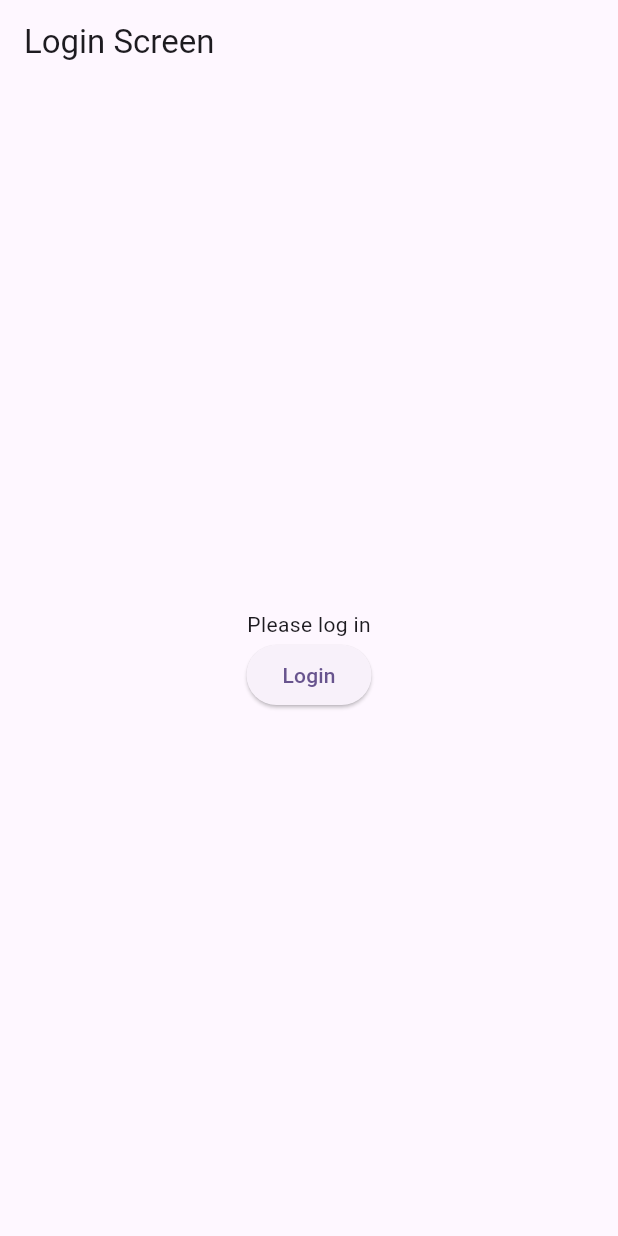
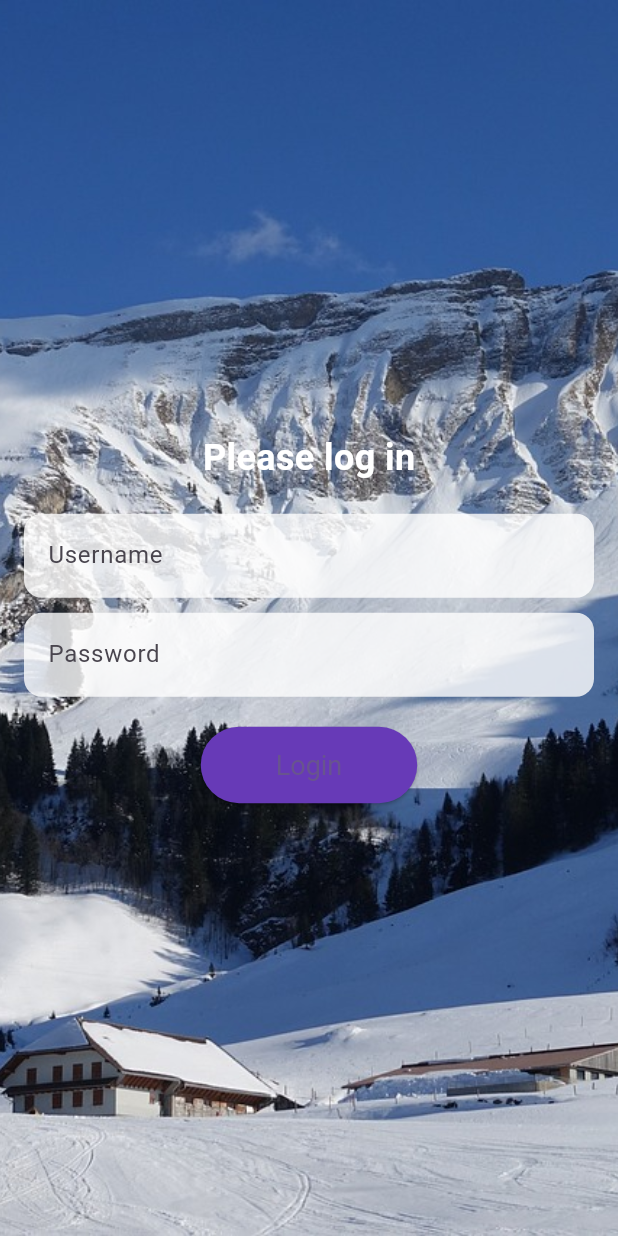
Before and after one commit to seongm1n/snowkorea-project, a Flutter app: the screen it shows after launch, on a phone screen of 412 x 824 dp. Run offline on Flutter 3.47's test engine with Material 3 defaults, Android fonts, the phone set to English and light mode, and no system bars.

Commit message:
update login

```diff
--- a/lib/screens/loginScreen.dart
+++ b/lib/screens/loginScreen.dart
@@ -6,23 +6,74 @@ class LoginScreen extends StatelessWidget {
   @override
   Widget build(BuildContext context) {
     return Scaffold(
-      appBar: AppBar(
-        title: const Text('Login Screen'),
+      body: Stack(
+        children: <Widget>[
+          Container(
+            decoration: const BoxDecoration(
+              image: DecorationImage(
+                image: AssetImage('assets/login_background.jpg'),
+                fit: BoxFit.cover,
               ),
-      body: Center(
+            ),
+          ),
+          Center(
+            child: Padding(
+              padding: const EdgeInsets.all(16.0),
               child: Column(
                 mainAxisAlignment: MainAxisAlignment.center,
                 children: <Widget>[
-            const Text('Please log in'),
+                  const Text(
+                    'Please log in',
+                    style: TextStyle(
+                      fontSize: 24,
+                      fontWeight: FontWeight.bold,
+                      color: Colors.white,
+                    ),
+                  ),
+                  const SizedBox(height: 20),
+                  TextField(
+                    decoration: InputDecoration(
+                      filled: true,
+                      fillColor: Colors.white.withOpacity(0.8),
+                      hintText: 'Username',
+                      border: OutlineInputBorder(
+                        borderRadius: BorderRadius.circular(12),
+                        borderSide: BorderSide.none,
+                      ),
+                    ),
+                  ),
+                  const SizedBox(height: 10),
+                  TextField(
+                    obscureText: true,
+                    decoration: InputDecoration(
+                      filled: true,
+                      fillColor: Colors.white.withOpacity(0.8),
+                      hintText: 'Password',
+                      border: OutlineInputBorder(
+                        borderRadius: BorderRadius.circular(12),
+                        borderSide: BorderSide.none,
+                      ),
+                    ),
+                  ),
+                  const SizedBox(height: 20),
                   ElevatedButton(
                     onPressed: () {
                       // Add login functionality here
                     },
+                    style: ElevatedButton.styleFrom(
+                      backgroundColor: Colors.deepPurple,
+                      padding: const EdgeInsets.symmetric(
+                          horizontal: 50, vertical: 15),
+                      textStyle: const TextStyle(fontSize: 18),
+                    ),
                     child: const Text('Login'),
                   ),
                 ],
               ),
             ),
+          ),
+        ],
+      ),
     );
   }
 }
--- a/pubspec.yaml
+++ b/pubspec.yaml
@@ -59,9 +59,8 @@ flutter:
   uses-material-design: true
 
   # To add assets to your application, add an assets section, like this:
-  # assets:
-  #   - images/a_dot_burr.jpeg
-  #   - images/a_dot_ham.jpeg
+  assets:
+    - assets/login_background.jpg
 
   # An image asset can refer to one or more resolution-specific "variants", see
   # https://flutter.dev/assets-and-images/#resolution-aware
```
Also changed, not shown: assets/login_background.jpg (added). Lines whose indentation alone changed are shown as unchanged.
